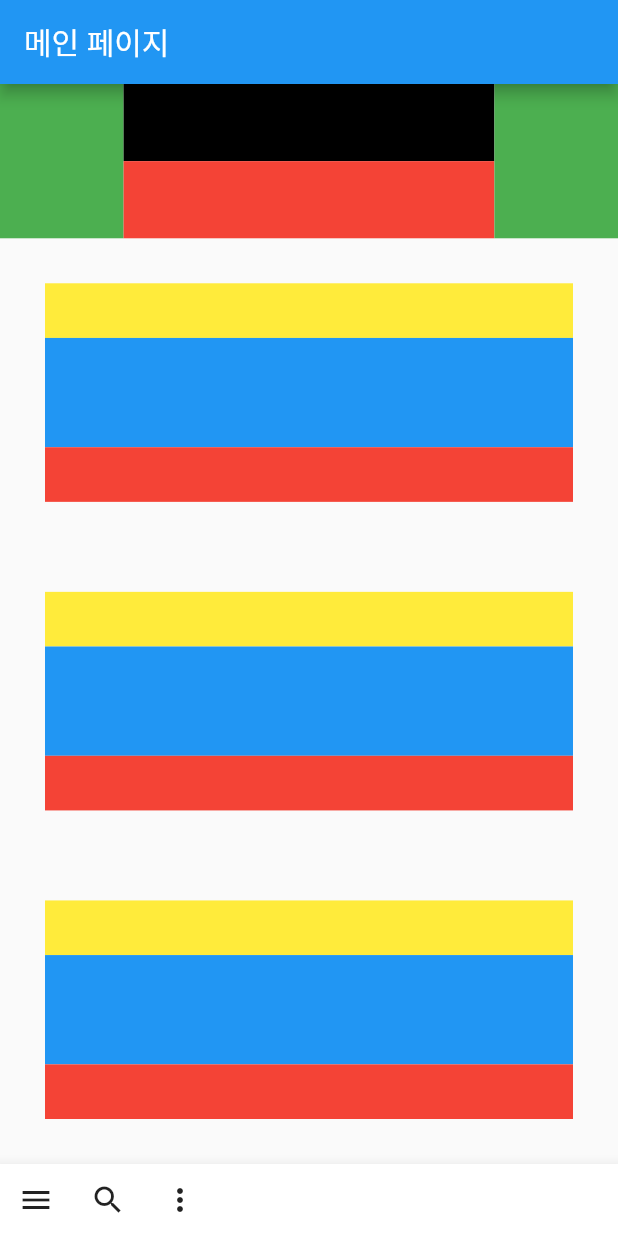
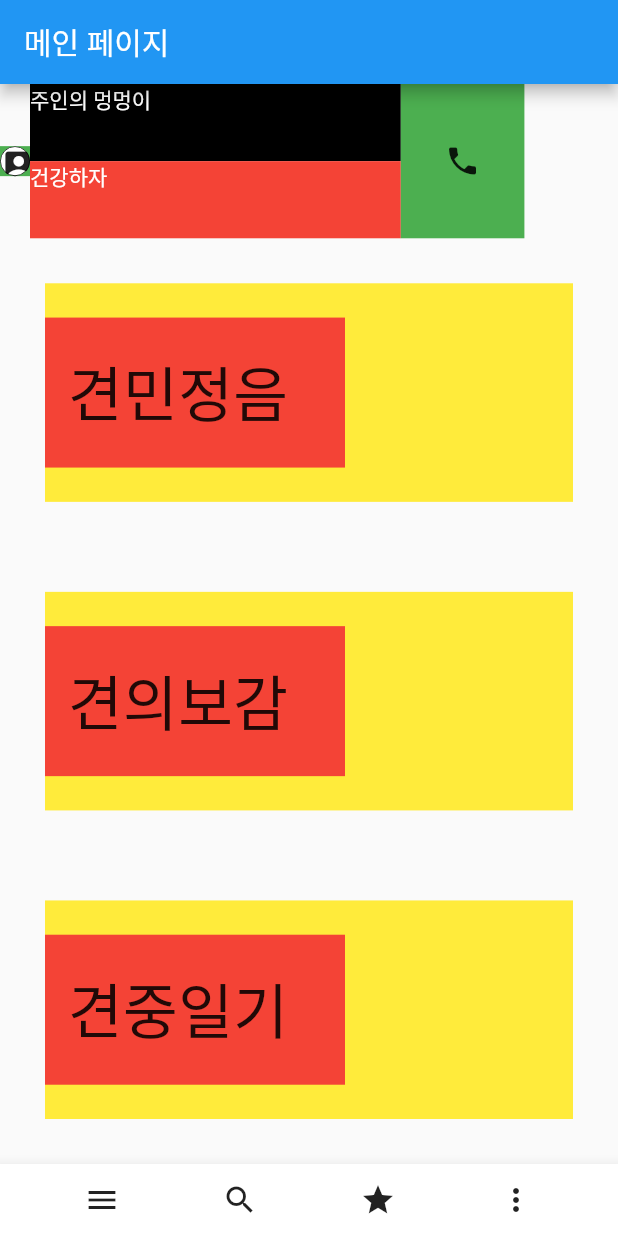
Before and after one commit to TIONBARY/GSSL, a Flutter app: the screen it shows after launch, on a phone screen of 412 x 824 dp. Run offline on Flutter 3.47's test engine with Material 2 defaults, Android fonts, the phone set to English and light mode, and no system bars.

Commit message:
:lipstick: main page layout

```diff
--- a/FrontEnd/lib/pages/main_page.dart
+++ b/FrontEnd/lib/pages/main_page.dart
@@ -15,16 +15,18 @@ class _MainPageState extends State<MainPage> {
       body: Container(child: Column(
         children: [
           Flexible(child: UserBar(),flex: 1,),
-          Flexible(child: FunctionBox(),flex: 2,),
-          Flexible(child: FunctionBox(),flex: 2,),
-          Flexible(child: FunctionBox(),flex: 2,),
+          Flexible(child: behavior_diagnosis(),flex: 2,),
+          Flexible(child: health_diagnosis(),flex: 2,),
+          Flexible(child: diary(),flex: 2,),
         ],
       ),),
       bottomNavigationBar: BottomAppBar(
         child: Row(
+          mainAxisAlignment: MainAxisAlignment.spaceEvenly,
           children: [
             IconButton(icon: Icon(Icons.menu),onPressed: () {},),
             IconButton(icon: Icon(Icons.search),onPressed: () {},),
+            IconButton(icon: Icon(Icons.star),onPressed: () {},),
             IconButton(icon: Icon(Icons.more_vert),onPressed: () {},),
           ],
         ),
@@ -40,39 +42,186 @@ class UserBar extends StatelessWidget {
   Widget build(BuildContext context) {
     return Container(child: Row(
       children: [
-        Flexible(child: Container(color:Colors.green),flex: 1,),
+        Flexible(child: Container(color:Colors.green,
+          child: OutlineCircleButton(
+            child: Icon(Icons.account_box_rounded),
+          ),),flex: 1,),
         Flexible(child: Container(child: Column(
           children: [
-            Flexible(child: Container(color:Colors.black),flex: 1,),
-            Flexible(child: Container(color:Colors.red),flex: 1,),
+            Flexible(child: Container(color:Colors.black,
+              child: Container(child: Text("주인의 멍멍이", style: TextStyle(color: Colors.white),), width: double.infinity, height: double.infinity,) ,),flex: 1,),
+            Flexible(child: Container(color:Colors.red,
+              child: Container(child: Text("건강하자", style: TextStyle(color: Colors.white),), width: double.infinity, height: double.infinity,) ,),flex: 1,),
           ],
         ),
         ),flex: 3,),
-        Flexible(child: Container(color:Colors.green),flex: 1,),
+        Flexible(child: Container(color:Colors.green,
+        child:
+        Container(child: Icon(Icons.phone), width: double.infinity, height: double.infinity,),),
+          flex: 1,),
       ],
     ),);
   }
 }
 
-class FunctionBox extends StatefulWidget {
-  const FunctionBox({Key? key}) : super(key: key);
+class behavior_diagnosis extends StatefulWidget {
+  const behavior_diagnosis({Key? key}) : super(key: key);
 
   @override
-  State<FunctionBox> createState() => _FunctionBoxState();
+  State<behavior_diagnosis> createState() => _behavior_diagnosisState();
 }
 
-class _FunctionBoxState extends State<FunctionBox> {
+class _behavior_diagnosisState extends State<behavior_diagnosis> {
   @override
   Widget build(BuildContext context) {
     return Padding(
       padding: const EdgeInsets.all(30.0),
       child: Container(child: Column(
         children: [
-          Flexible(child: Container(color:Colors.yellow),flex: 1,),
-          Flexible(child: Container(color:Colors.blue),flex: 2,),
-          Flexible(child: Container(color:Colors.red),flex: 1,),
+          Flexible(child: Container(width:480, height:360, color:Colors.yellow,
+            child: Column(
+              mainAxisAlignment: MainAxisAlignment.center,
+              crossAxisAlignment: CrossAxisAlignment.start,
+              children: [
+                Container(child:
+                Column(
+                  mainAxisAlignment: MainAxisAlignment.center,
+                  crossAxisAlignment: CrossAxisAlignment.start,
+                  children: [
+                    Padding(
+                      padding: const EdgeInsets.all(15.0),
+                      child: Text("견민정음",style: TextStyle(fontSize: 40,),),
+                    ),
+                  ],
+                ),
+                  width: 200, height: 100, color: Colors.red,),
+              ],
+            ),),flex: 1,),
         ],
       ),),
+    );;
+  }
+}
+
+class health_diagnosis extends StatefulWidget {
+  const health_diagnosis({Key? key}) : super(key: key);
+
+  @override
+  State<health_diagnosis> createState() => _health_diagnosisState();
+}
+
+class _health_diagnosisState extends State<health_diagnosis> {
+  @override
+  Widget build(BuildContext context) {
+    return Padding(
+      padding: const EdgeInsets.all(30.0),
+      child: Container(child: Column(
+        children: [
+          Flexible(child: Container(width:480, height:360, color:Colors.yellow,
+            child: Column(
+              mainAxisAlignment: MainAxisAlignment.center,
+              crossAxisAlignment: CrossAxisAlignment.start,
+              children: [
+                Container(child:
+                Column(
+                  mainAxisAlignment: MainAxisAlignment.center,
+                  crossAxisAlignment: CrossAxisAlignment.start,
+                  children: [
+                    Padding(
+                      padding: const EdgeInsets.all(15.0),
+                      child: Text("견의보감",style: TextStyle(fontSize: 40,),),
+                    ),
+                  ],
+                ),
+                  width: 200, height: 100, color: Colors.red,),
+              ],
+            ),),flex: 1,),
+        ],
+      ),),
+    );;
+  }
+}
+
+class diary extends StatefulWidget {
+  const diary({Key? key}) : super(key: key);
+
+  @override
+  State<diary> createState() => _diaryState();
+}
+
+class _diaryState extends State<diary> {
+  @override
+  Widget build(BuildContext context) {
+    return Padding(
+      padding: const EdgeInsets.all(30.0),
+      child: Container(child: Column(
+        children: [
+          Flexible(child: Container(width:480, height:360, color:Colors.yellow,
+            child: Column(
+              mainAxisAlignment: MainAxisAlignment.center,
+              crossAxisAlignment: CrossAxisAlignment.start,
+              children: [
+                Container(child:
+                Column(
+                  mainAxisAlignment: MainAxisAlignment.center,
+                  crossAxisAlignment: CrossAxisAlignment.start,
+                  children: [
+                    Padding(
+                      padding: const EdgeInsets.all(15.0),
+                      child: Text("견중일기",style: TextStyle(fontSize: 40,),),
+                    ),
+                  ],
+                ),
+                  width: 200, height: 100, color: Colors.red,),
+              ],
+            ),),flex: 1,),
+        ],
+      ),),
+    );;
+  }
+}
+
+class OutlineCircleButton extends StatelessWidget {
+  OutlineCircleButton({
+    Key key,
+    this.onTap,
+    this.borderSize: 0.5,
+    this.radius: 20.0,
+    this.borderColor: Colors.black,
+    this.foregroundColor: Colors.white,
+    this.child,
+  }) : super(key: key);
+
+  final onTap;
+  final radius;
+  final borderSize;
+  final borderColor;
+  final foregroundColor;
+  final child;
+
+  @override
+  Widget build(BuildContext context) {
+    return ClipOval(
+      child: Container(
+        width: radius,
+        height: radius,
+        decoration: BoxDecoration(
+          border: Border.all(color: borderColor, width: borderSize),
+          color: foregroundColor,
+          shape: BoxShape.circle,
+        ),
+        child: Material(
+          color: Colors.transparent,
+          child: InkWell(
+              child: child??SizedBox(),
+              onTap: () async {
+                if(onTap != null) {
+                  onTap();
+                }
+              }
+          ),
+        ),
+      ),
     );
   }
 }
```
